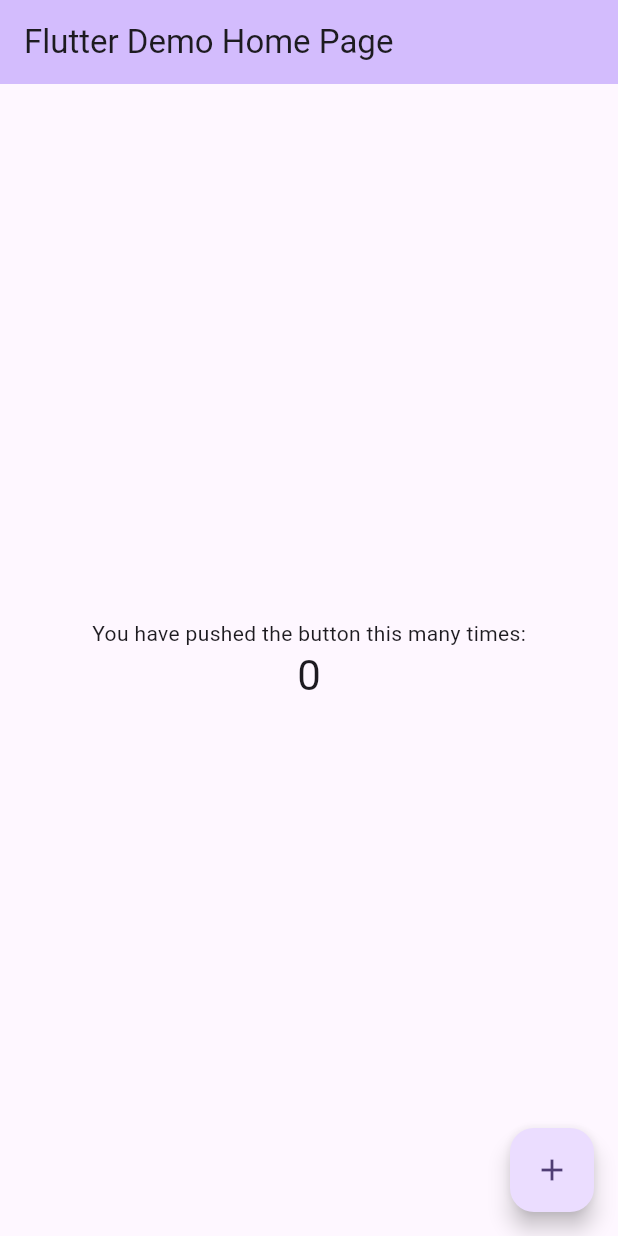
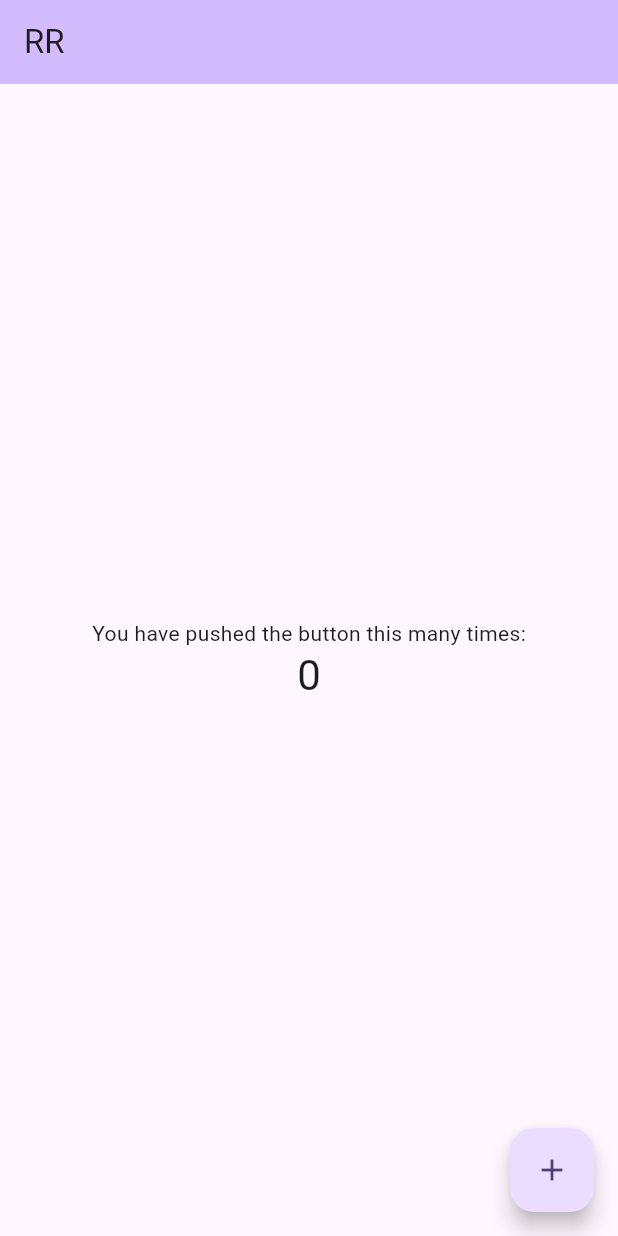
Before and after one commit to azmeerbutt/flutter-recurring-reminder, a Flutter app: the screen it shows after launch, on a phone screen of 412 x 824 dp. Run offline on Flutter 3.47's test engine with Material 3 defaults, Android fonts, the phone set to English and light mode, and no system bars.

Commit message:
updated main.dart

```diff
--- a/lib/main.dart
+++ b/lib/main.dart
@@ -6,47 +6,21 @@ void main() {
 
 class MyApp extends StatelessWidget {
   const MyApp({super.key});
-
-  // This widget is the root of your application.
   @override
   Widget build(BuildContext context) {
     return MaterialApp(
       title: 'Flutter Demo',
       theme: ThemeData(
-        // This is the theme of your application.
-        //
-        // TRY THIS: Try running your application with "flutter run". You'll see
-        // the application has a purple toolbar. Then, without quitting the app,
-        // try changing the seedColor in the colorScheme below to Colors.green
-        // and then invoke "hot reload" (save your changes or press the "hot
-        // reload" button in a Flutter-supported IDE, or press "r" if you used
-        // the command line to start the app).
-        //
-        // Notice that the counter didn't reset back to zero; the application
-        // state is not lost during the reload. To reset the state, use hot
-        // restart instead.
-        //
-        // This works for code too, not just values: Most code changes can be
-        // tested with just a hot reload.
         colorScheme: ColorScheme.fromSeed(seedColor: Colors.deepPurple),
         useMaterial3: true,
       ),
-      home: const MyHomePage(title: 'Flutter Demo Home Page'),
+      home: const MyHomePage(title: 'RR'),
     );
   }
 }
 
 class MyHomePage extends StatefulWidget {
   const MyHomePage({super.key, required this.title});
-
-  // This widget is the home page of your application. It is stateful, meaning
-  // that it has a State object (defined below) that contains fields that affect
-  // how it looks.
-
-  // This class is the configuration for the state. It holds the values (in this
-  // case the title) provided by the parent (in this case the App widget) and
-  // used by the build method of the State. Fields in a Widget subclass are
-  // always marked "final".
 
   final String title;
 
@@ -59,50 +33,19 @@ class _MyHomePageState extends State<MyHomePage> {
 
   void _incrementCounter() {
     setState(() {
-      // This call to setState tells the Flutter framework that something has
-      // changed in this State, which causes it to rerun the build method below
-      // so that the display can reflect the updated values. If we changed
-      // _counter without calling setState(), then the build method would not be
-      // called again, and so nothing would appear to happen.
       _counter++;
     });
   }
 
   @override
   Widget build(BuildContext context) {
-    // This method is rerun every time setState is called, for instance as done
-    // by the _incrementCounter method above.
-    //
-    // The Flutter framework has been optimized to make rerunning build methods
-    // fast, so that you can just rebuild anything that needs updating rather
-    // than having to individually change instances of widgets.
     return Scaffold(
       appBar: AppBar(
-        // TRY THIS: Try changing the color here to a specific color (to
-        // Colors.amber, perhaps?) and trigger a hot reload to see the AppBar
-        // change color while the other colors stay the same.
         backgroundColor: Theme.of(context).colorScheme.inversePrimary,
-        // Here we take the value from the MyHomePage object that was created by
-        // the App.build method, and use it to set our appbar title.
         title: Text(widget.title),
       ),
       body: Center(
-        // Center is a layout widget. It takes a single child and positions it
-        // in the middle of the parent.
         child: Column(
-          // Column is also a layout widget. It takes a list of children and
-          // arranges them vertically. By default, it sizes itself to fit its
-          // children horizontally, and tries to be as tall as its parent.
-          //
-          // Column has various properties to control how it sizes itself and
-          // how it positions its children. Here we use mainAxisAlignment to
-          // center the children vertically; the main axis here is the vertical
-          // axis because Columns are vertical (the cross axis would be
-          // horizontal).
-          //
-          // TRY THIS: Invoke "debug painting" (choose the "Toggle Debug Paint"
-          // action in the IDE, or press "p" in the console), to see the
-          // wireframe for each widget.
           mainAxisAlignment: MainAxisAlignment.center,
           children: <Widget>[
             const Text(
@@ -119,7 +62,7 @@ class _MyHomePageState extends State<MyHomePage> {
         onPressed: _incrementCounter,
         tooltip: 'Increment',
         child: const Icon(Icons.add),
-      ), // This trailing comma makes auto-formatting nicer for build methods.
+      ),
     );
   }
 }
```
